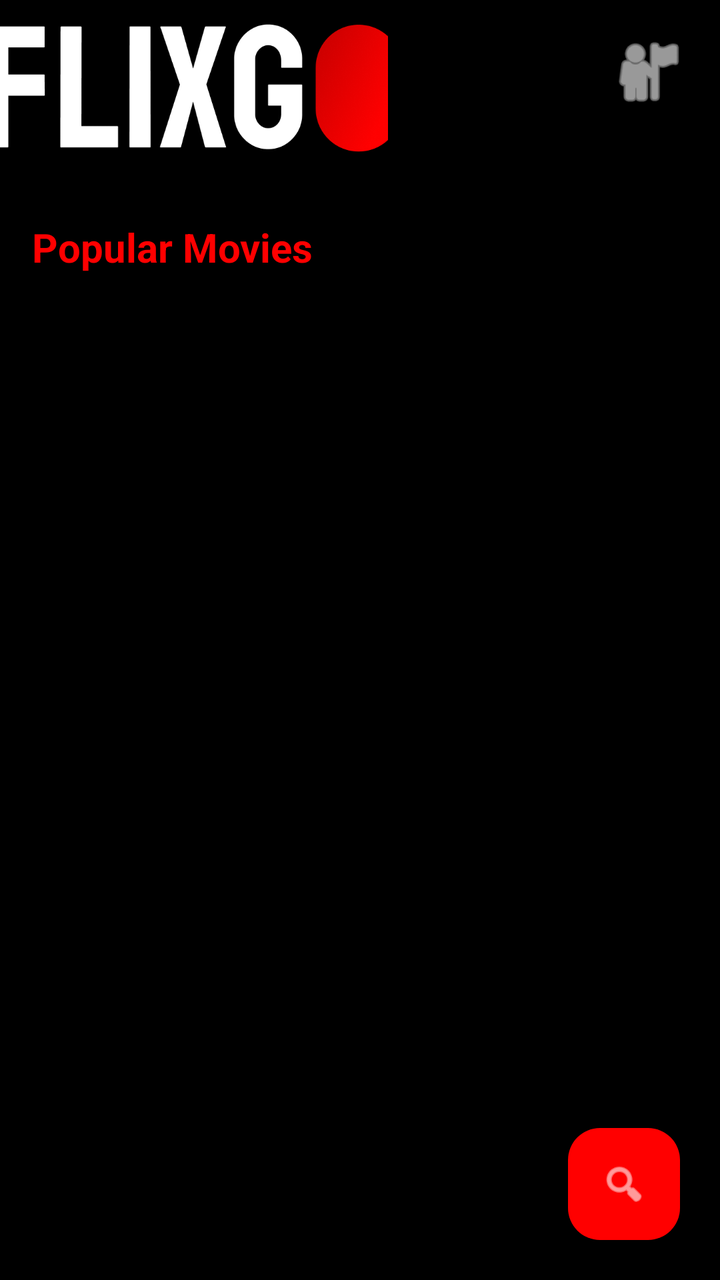
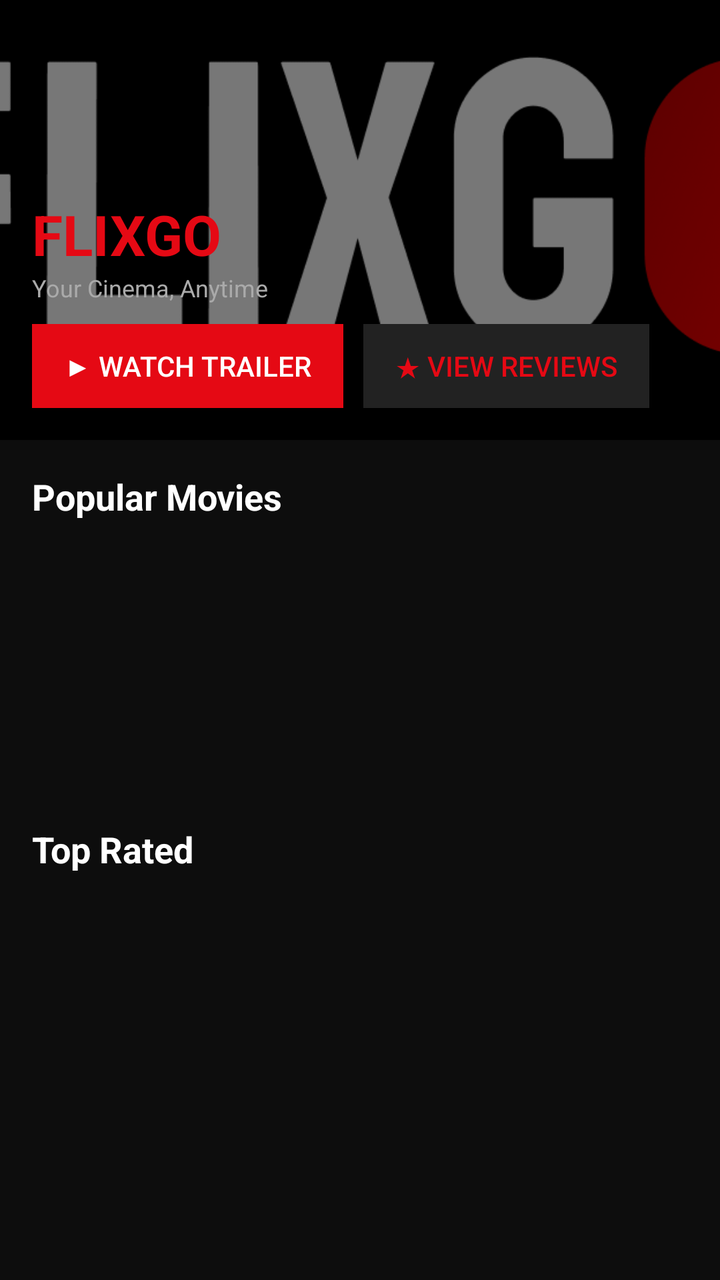

Compare the two renders of this Android layout. The source of the first and the diff that turns it into the second are given below.
<!-- AndroidManifest.xml: application theme Theme.Flixgo -->
<!-- res/layout/activity_home.xml -->
<?xml version="1.0" encoding="utf-8"?>
<RelativeLayout xmlns:android="http://schemas.android.com/apk/res/android"
    xmlns:app="http://schemas.android.com/apk/res-auto"
    android:layout_width="match_parent"
    android:layout_height="match_parent"
    android:background="#000000">

    

    

    
    <ImageView
        android:id="@+id/banner"
        android:layout_width="194dp"
        android:layout_height="94dp"
        android:contentDescription="banner"
        android:scaleType="centerCrop"
        android:src="@drawable/applogo" />

    <ImageView
        android:id="@+id/btnProfile"
        android:layout_width="40dp"
        android:layout_height="40dp"
        android:layout_alignParentEnd="true"
        android:layout_margin="16dp"
        android:layout_marginStart="16dp"
        android:layout_marginEnd="16dp"
        android:contentDescription="profile"
        android:src="@android:drawable/ic_menu_myplaces"
        app:tint="#FFFFFF" />

    <TextView
        android:id="@+id/tvPopular"
        android:layout_width="wrap_content"
        android:layout_height="wrap_content"
        android:layout_below="@id/banner"
        android:layout_margin="16dp"
        android:text="Popular Movies"
        android:textColor="#FF0000"
        android:textSize="20sp"
        android:textStyle="bold" />

    
    <androidx.recyclerview.widget.RecyclerView
        android:id="@+id/recyclerHome"
        android:layout_width="match_parent"
        android:layout_height="wrap_content"
        android:layout_below="@id/tvPopular"
        android:padding="8dp" />

    
    <com.google.android.material.floatingactionbutton.FloatingActionButton
        android:id="@+id/btnSearch"
        android:layout_width="wrap_content"
        android:layout_height="wrap_content"
        android:layout_alignParentBottom="true"
        android:layout_alignParentEnd="true"
        android:layout_margin="20dp"
        android:contentDescription="search"
        android:src="@android:drawable/ic_menu_search"
        app:backgroundTint="#FF0000"
        app:tint="#FFFFFF" />

</RelativeLayout>
<!-- resources referenced by this layout -->
<resources>
  <!-- drawable applogo: png bitmap (drawable-mdpi, 39021 bytes) -->
  <style name="Theme.Flixgo" parent="Base.Theme.Flixgo" />
  <style name="Base.Theme.Flixgo" parent="Theme.Material3.DayNight.NoActionBar">
          
          
      </style>
</resources>

<!-- the commit's change to res/layout/activity_home.xml (unified diff, before → after) -->
@@ -1,65 +1,115 @@
 <?xml version="1.0" encoding="utf-8"?>
-<RelativeLayout xmlns:android="http://schemas.android.com/apk/res/android"
-    xmlns:app="http://schemas.android.com/apk/res-auto"
+<LinearLayout
+    xmlns:android="http://schemas.android.com/apk/res/android"
     android:layout_width="match_parent"
     android:layout_height="match_parent"
-    android:background="#000000">
+    android:orientation="vertical"
+    android:background="#0D0D0D">
 
     
+    <FrameLayout
+        android:layout_width="match_parent"
+        android:layout_height="220dp">
+
+        <ImageView
+            android:layout_width="match_parent"
+            android:layout_height="match_parent"
+            android:src="@drawable/applogo"
+            android:scaleType="centerCrop"/>
+
+        <View
+            android:layout_width="match_parent"
+            android:layout_height="match_parent"
+            android:background="#88000000"/>
+
+        <LinearLayout
+            android:layout_width="match_parent"
+            android:layout_height="wrap_content"
+            android:layout_gravity="bottom"
+            android:orientation="vertical"
+            android:padding="16dp">
+
+            <TextView
+                android:layout_width="wrap_content"
+                android:layout_height="wrap_content"
+                android:text="FLIXGO"
+                android:textColor="#E50914"
+                android:textSize="28sp"
+                android:textStyle="bold"/>
+
+            <TextView
+                android:layout_width="wrap_content"
+                android:layout_height="wrap_content"
+                android:text="Your Cinema, Anytime"
+                android:textColor="#AAAAAA"
+                android:textSize="12sp"
+                android:layout_marginBottom="10dp"/>
+
+            
+            <LinearLayout
+                android:layout_width="wrap_content"
+                android:layout_height="wrap_content"
+                android:orientation="horizontal">
+
+                <Button
+                    android:id="@+id/btnWatchTrailer"
+                    android:layout_width="wrap_content"
+                    android:layout_height="42dp"
+                    android:text="▶ Watch Trailer"
+                    android:textColor="#FFFFFF"
+                    android:background="#E50914"
+                    android:paddingLeft="16dp"
+                    android:paddingRight="16dp"
+                    android:layout_marginEnd="10dp"/>
+
+                <Button
+                    android:id="@+id/btnViewReviews"
+                    android:layout_width="wrap_content"
+                    android:layout_height="42dp"
+                    android:text="★ View Reviews"
+                    android:textColor="#E50914"
+                    android:background="#222222"
+                    android:paddingLeft="16dp"
+                    android:paddingRight="16dp"/>
+            </LinearLayout>
+
+        </LinearLayout>
+    </FrameLayout>
 
     
-
-    
-    <ImageView
-        android:id="@+id/banner"
-        android:layout_width="194dp"
-        android:layout_height="94dp"
-        android:contentDescription="banner"
-        android:scaleType="centerCrop"
-        android:src="@drawable/applogo" />
-
-    <ImageView
-        android:id="@+id/btnProfile"
-        android:layout_width="40dp"
-        android:layout_height="40dp"
-        android:layout_alignParentEnd="true"
-        android:layout_margin="16dp"
-        android:layout_marginStart="16dp"
-        android:layout_marginEnd="16dp"
-        android:contentDescription="profile"
-        android:src="@android:drawable/ic_menu_myplaces"
-        app:tint="#FFFFFF" />
-
     <TextView
-        android:id="@+id/tvPopular"
-        android:layout_width="wrap_content"
+        android:layout_width="match_parent"
         android:layout_height="wrap_content"
-        android:layout_below="@id/banner"
-        android:layout_margin="16dp"
         android:text="Popular Movies"
-        android:textColor="#FF0000"
-        android:textSize="20sp"
-        android:textStyle="bold" />
+        android:textColor="#FFFFFF"
+        android:textSize="18sp"
+        android:textStyle="bold"
+        android:padding="16dp"/>
 
     
     <androidx.recyclerview.widget.RecyclerView
         android:id="@+id/recyclerHome"
         android:layout_width="match_parent"
-        android:layout_height="wrap_content"
-        android:layout_below="@id/tvPopular"
-        android:padding="8dp" />
+        android:layout_height="120dp"
+        android:paddingStart="12dp"
+        android:paddingEnd="12dp"/>
 
     
-    <com.google.android.material.floatingactionbutton.FloatingActionButton
-        android:id="@+id/btnSearch"
-        android:layout_width="wrap_content"
+    <TextView
+        android:layout_width="match_parent"
         android:layout_height="wrap_content"
-        android:layout_alignParentBottom="true"
-        android:layout_alignParentEnd="true"
-        android:layout_margin="20dp"
-        android:contentDescription="search"
-        android:src="@android:drawable/ic_menu_search"
-        app:backgroundTint="#FF0000"
-        app:tint="#FFFFFF" />
+        android:text="Top Rated"
+        android:textColor="#FFFFFF"
+        android:textSize="18sp"
+        android:textStyle="bold"
+        android:padding="16dp"/>
 
-</RelativeLayout>
+    
+    <androidx.recyclerview.widget.RecyclerView
+        android:id="@+id/recyclerTopRated"
+        android:layout_width="match_parent"
+        android:layout_height="120dp"
+        android:paddingStart="12dp"
+        android:paddingEnd="12dp"/>
+
+</LinearLayout>
<!-- resource entries referenced after the edit -->
@@ -1,10 +1,5 @@
 <!-- resources referenced by this layout -->
 <resources>
   <!-- drawable applogo: png bitmap (drawable-mdpi, 39021 bytes) -->
-  <style name="Theme.Flixgo" parent="Base.Theme.Flixgo" />
-  <style name="Base.Theme.Flixgo" parent="Theme.Material3.DayNight.NoActionBar">
-          
-          
-      </style>
 </resources>
 
